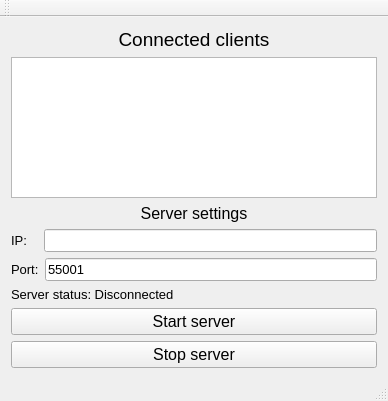
The window that TCP_Chat_Server/mainwindow.ui (Skau/TCPChat) describes before a commit, drawn with Qt 5.
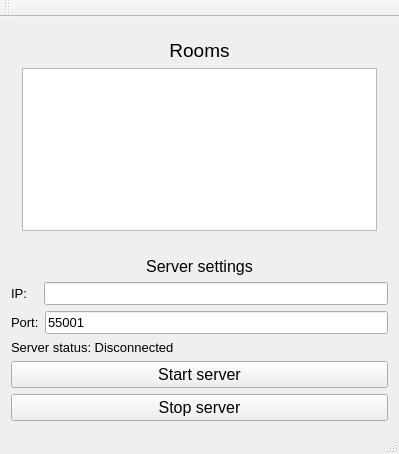
The same window after the commit.

Commit message: Started work on multiple room support

```diff
--- a/TCP_Chat_Server/mainwindow.ui
+++ b/TCP_Chat_Server/mainwindow.ui
@@ -6,18 +6,53 @@
    <rect>
     <x>0</x>
     <y>0</y>
-    <width>388</width>
-    <height>401</height>
+    <width>399</width>
+    <height>454</height>
    </rect>
   </property>
   <property name="windowTitle">
    <string>MainWindow</string>
   </property>
   <widget class="QWidget" name="centralWidget">
-   <layout class="QGridLayout" name="gridLayout">
-    <item row="0" column="1">
+   <layout class="QVBoxLayout" name="verticalLayout_4">
+    <item>
      <layout class="QVBoxLayout" name="verticalLayout_2">
       <item>
+       <widget class="QStackedWidget" name="stacked_RoomsClients">
+        <property name="currentIndex">
+         <number>0</number>
+        </property>
+        <widget class="QWidget" name="page_Rooms">
+         <layout class="QGridLayout" name="gridLayout_2">
+          <item row="0" column="0">
+           <layout class="QVBoxLayout" name="verticalLayout_5">
+            <item>
+             <widget class="QLabel" name="label_Rooms">
+              <property name="font">
+               <font>
+                <pointsize>14</pointsize>
+               </font>
+              </property>
+              <property name="text">
+               <string>Rooms</string>
+              </property>
+              <property name="alignment">
+               <set>Qt::AlignCenter</set>
+              </property>
+             </widget>
+            </item>
+            <item>
+             <widget class="QListWidget" name="list_Rooms"/>
+            </item>
+           </layout>
+          </item>
+         </layout>
+        </widget>
+        <widget class="QWidget" name="page_Clients">
+         <layout class="QGridLayout" name="gridLayout">
+          <item row="0" column="0">
+           <layout class="QVBoxLayout" name="verticalLayout_6">
+            <item>
        <widget class="QLabel" name="label_Clients">
         <property name="font">
          <font>
@@ -36,14 +71,33 @@
        <widget class="QListWidget" name="list_Clients"/>
       </item>
       <item>
+             <widget class="QPushButton" name="button_BackToRooms">
+              <property name="text">
+               <string>Back to rooms</string>
+              </property>
+             </widget>
+            </item>
+           </layout>
+          </item>
+         </layout>
+        </widget>
+       </widget>
+      </item>
+      <item>
+       <layout class="QHBoxLayout" name="horizontalLayout_5"/>
+      </item>
+      <item>
        <spacer name="verticalSpacer">
         <property name="orientation">
          <enum>Qt::Vertical</enum>
         </property>
+        <property name="sizeType">
+         <enum>QSizePolicy::Fixed</enum>
+        </property>
         <property name="sizeHint" stdset="0">
          <size>
           <width>20</width>
-          <height>40</height>
+          <height>9</height>
          </size>
         </property>
        </spacer>
```
Left out of the diff: 2 changed lines with no effect on the pictures. Lines whose indentation alone changed are shown as unchanged. The commit also changes 7 other files.
